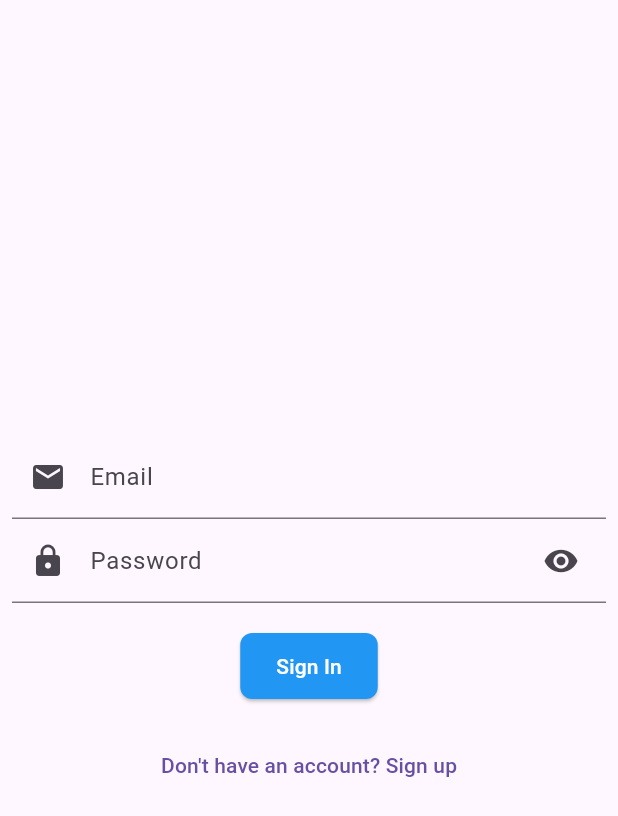
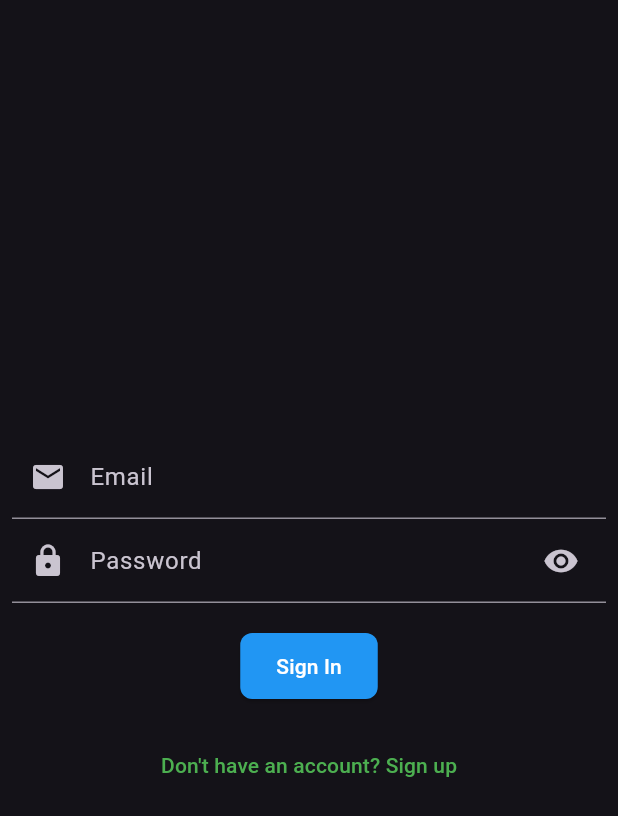
Before and after one commit to CancillerVEVO/habit-sync-app, a Flutter app: the screen it shows after launch, on a phone screen of 412 x 824 dp. Shown: the top 816 px of the screen. Run offline on Flutter 3.47's test engine with Material 3 defaults, Android fonts, the phone set to English and light mode, and no system bars; our stand-ins replace flutter_dotenv, supabase_flutter; accounts and stored records are empty.

Commit message:
dark-green theme

```diff
--- a/lib/main.dart
+++ b/lib/main.dart
@@ -23,16 +23,25 @@
 
   @override
   Widget build(BuildContext context) {
-    return  MaterialApp(
-      title: 'Supabase Flutter',
-      debugShowCheckedModeBanner: false,
-      home: supabase.auth.currentSession == null ? const LoginPage() : const DashboardPage(),
-      routes: {
-        '/login': (context) => const LoginPage(),
-        '/signup': (context) => const SignupPage(),
-        '/dashboard': (context) => const DashboardPage(),
-      }
-    );
+    return MaterialApp(
+        debugShowCheckedModeBanner: false,
+        title: 'Supabase Flutter',
+        theme: ThemeData.dark().copyWith(
+            primaryColor: Colors.green,
+            textButtonTheme: TextButtonThemeData(
+                style: TextButton.styleFrom(foregroundColor: Colors.green)),
+            elevatedButtonTheme: ElevatedButtonThemeData(
+                style: ElevatedButton.styleFrom(
+                    foregroundColor: Colors.white,
+                    backgroundColor: Colors.green))),
+        home: supabase.auth.currentSession == null
+            ? const LoginPage()
+            : const DashboardPage(),
+        routes: {
+          '/login': (context) => const LoginPage(),
+          '/signup': (context) => const SignupPage(),
+          '/dashboard': (context) => const DashboardPage(),
+        });
   }
 }
 
```
Also changed, not shown: 1 other file.
